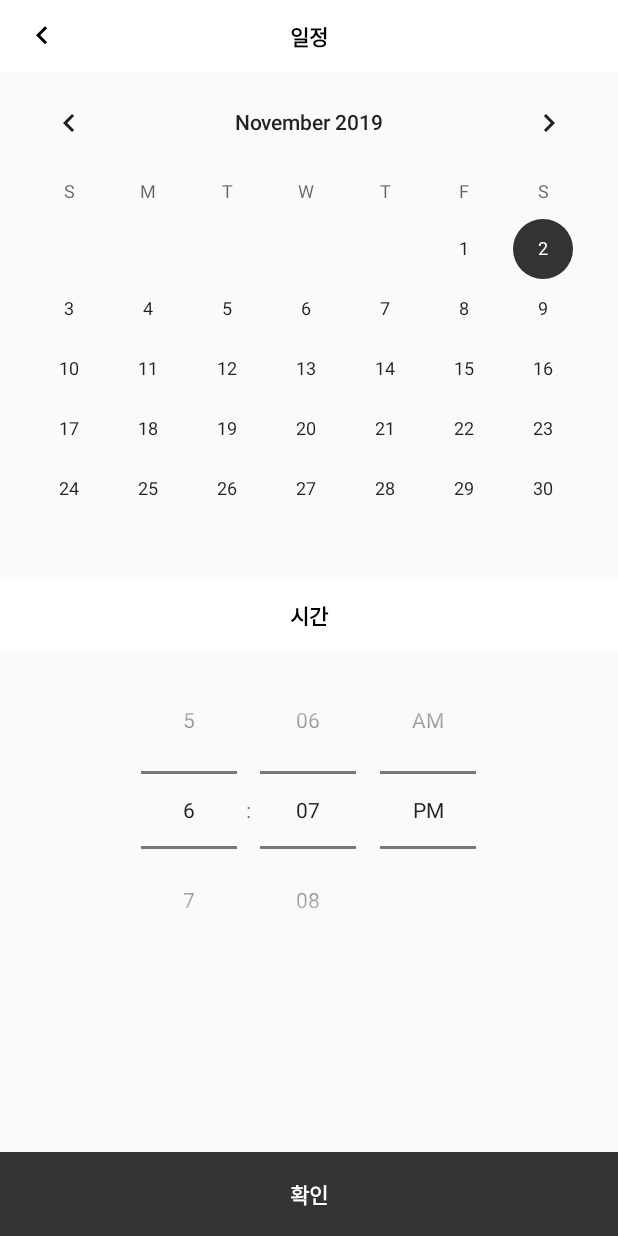
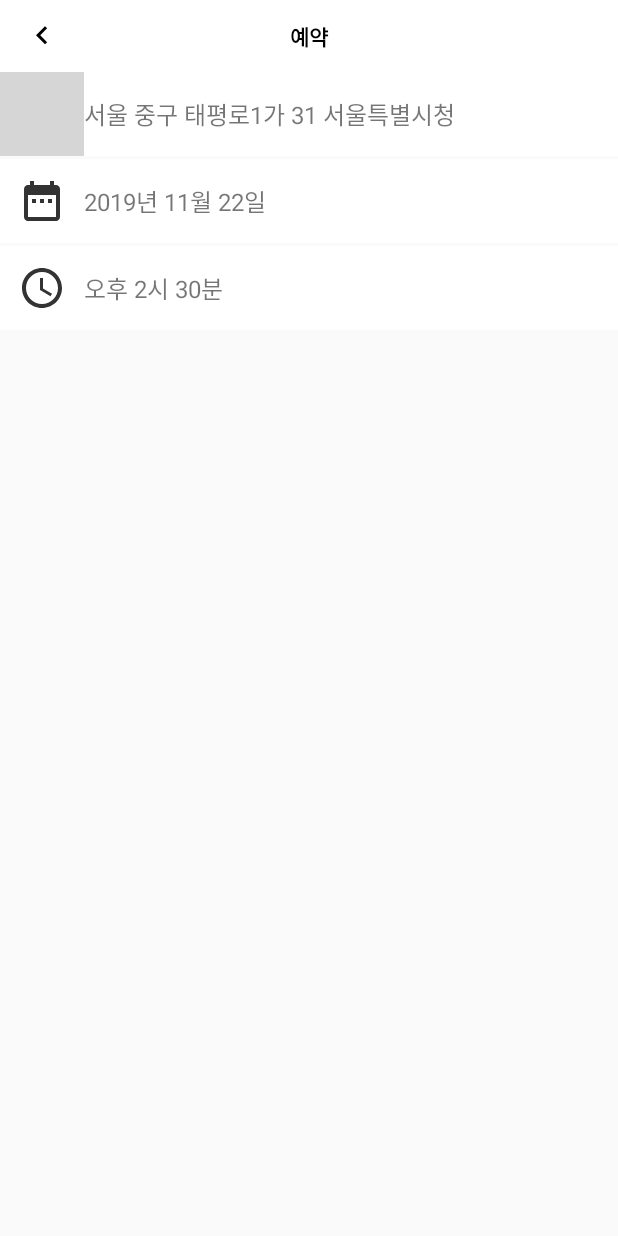
Before and after one commit to unknown92125/NCS, an Android app: the CalendarActivity screen opened directly, with no data from a screen before it, after a tap on "확인", on a phone screen of 412 x 824 dp. Run offline under Robolectric (Android 15) with nearby library versions, the phone set to English and light mode, and no system bars; plain views replace MaterialCalendarView; grey boxes are pictures that could not be loaded.

Commit message:
added check page

```diff
--- a/app/src/main/AndroidManifest.xml
+++ b/app/src/main/AndroidManifest.xml
@@ -18,7 +18,8 @@
         android:supportsRtl="true"
         android:theme="@style/NoActionBarTheme"
         android:usesCleartextTraffic="true">
-        <activity android:name=".CalendarActivity"></activity>
+        <activity android:name=".CheckActivity"></activity>
+        <activity android:name=".CalendarActivity" />
 
         <meta-data
             android:name="com.kakao.sdk.AppKey"
--- a/app/src/main/java/com/mrex/ncs/CalendarActivity.java
+++ b/app/src/main/java/com/mrex/ncs/CalendarActivity.java
@@ -1,30 +1,18 @@
 package com.mrex.ncs;
+
+import android.content.Intent;
+import android.os.Bundle;
+import android.view.View;
 
 import androidx.appcompat.app.AppCompatActivity;
 
-import android.os.Bundle;
-import android.view.View;
-import android.widget.CalendarView;
-
-import com.prolificinteractive.materialcalendarview.CalendarDay;
-import com.prolificinteractive.materialcalendarview.DayViewDecorator;
-import com.prolificinteractive.materialcalendarview.DayViewFacade;
-import com.prolificinteractive.materialcalendarview.spans.DotSpan;
-
-import java.util.Collection;
-import java.util.HashSet;
-
 public class CalendarActivity extends AppCompatActivity {
-
 
 
     @Override
     protected void onCreate(Bundle savedInstanceState) {
         super.onCreate(savedInstanceState);
         setContentView(R.layout.activity_calendar);
-
-
-
 
 
     }
@@ -55,5 +43,6 @@ public class CalendarActivity extends AppCompatActivity {
     }
 
     public void next(View view) {
+        startActivity(new Intent(this, CheckActivity.class));
     }
 }
--- /dev/null
+++ b/app/src/main/java/com/mrex/ncs/CheckActivity.java
@@ -0,0 +1,18 @@
+package com.mrex.ncs;
+
+import androidx.appcompat.app.AppCompatActivity;
+
+import android.os.Bundle;
+import android.view.View;
+
+public class CheckActivity extends AppCompatActivity {
+
+    @Override
+    protected void onCreate(Bundle savedInstanceState) {
+        super.onCreate(savedInstanceState);
+        setContentView(R.layout.activity_check);
+    }
+
+    public void back(View view) {finish();
+    }
+}
--- /dev/null
+++ b/app/src/main/res/drawable/ic_date.xml
@@ -0,0 +1,5 @@
+<vector android:height="24dp" android:tint="#333333"
+    android:viewportHeight="24.0" android:viewportWidth="24.0"
+    android:width="24dp" xmlns:android="http://schemas.android.com/apk/res/android">
+    <path android:fillColor="#FF000000" android:pathData="M9,11L7,11v2h2v-2zM13,11h-2v2h2v-2zM17,11h-2v2h2v-2zM19,4h-1L18,2h-2v2L8,4L8,2L6,2v2L5,4c-1.11,0 -1.99,0.9 -1.99,2L3,20c0,1.1 0.89,2 2,2h14c1.1,0 2,-0.9 2,-2L21,6c0,-1.1 -0.9,-2 -2,-2zM19,20L5,20L5,9h14v11z"/>
+</vector>
--- /dev/null
+++ b/app/src/main/res/drawable/ic_time.xml
@@ -0,0 +1,5 @@
+<vector android:height="24dp" android:tint="#333333"
+    android:viewportHeight="24.0" android:viewportWidth="24.0"
+    android:width="24dp" xmlns:android="http://schemas.android.com/apk/res/android">
+    <path android:fillColor="#FF000000" android:pathData="M11.99,2C6.47,2 2,6.48 2,12s4.47,10 9.99,10C17.52,22 22,17.52 22,12S17.52,2 11.99,2zM12,20c-4.42,0 -8,-3.58 -8,-8s3.58,-8 8,-8 8,3.58 8,8 -3.58,8 -8,8zM12.5,7H11v6l5.25,3.15 0.75,-1.23 -4.5,-2.67z"/>
+</vector>
--- /dev/null
+++ b/app/src/main/res/layout/activity_check.xml
@@ -0,0 +1,100 @@
+<?xml version="1.0" encoding="utf-8"?>
+<RelativeLayout xmlns:android="http://schemas.android.com/apk/res/android"
+    xmlns:tools="http://schemas.android.com/tools"
+    android:layout_width="match_parent"
+    android:layout_height="match_parent"
+    tools:context=".CheckActivity">
+
+    <TextView
+        android:id="@+id/tv_title"
+        android:layout_width="match_parent"
+        android:layout_height="48dp"
+        android:background="@color/white"
+        android:gravity="center"
+        android:text="@string/check_title"
+        android:textColor="@color/black"
+        android:textStyle="bold" />
+
+    <ImageView
+        android:layout_width="wrap_content"
+        android:layout_height="wrap_content"
+        android:layout_alignTop="@id/tv_title"
+        android:layout_alignBottom="@id/tv_title"
+        android:clickable="true"
+        android:onClick="back"
+        android:paddingHorizontal="16dp"
+        android:src="@drawable/arrow_left" />
+
+    <LinearLayout
+        android:id="@+id/ll_location"
+        android:layout_width="match_parent"
+        android:layout_height="56dp"
+        android:layout_below="@id/tv_title"
+        android:layout_marginBottom="2dp"
+        android:background="@color/white"
+        android:orientation="horizontal">
+
+        <ImageView
+            android:layout_width="56dp"
+            android:layout_height="56dp"
+            android:padding="12dp"
+            android:src="@drawable/ic_location" />
+
+        <TextView
+            android:layout_width="match_parent"
+            android:layout_height="match_parent"
+            android:gravity="center_vertical"
+            android:text="@string/default_address"
+            android:textSize="16dp" />
+
+    </LinearLayout>
+
+    <LinearLayout
+        android:id="@+id/ll_date"
+        android:layout_width="match_parent"
+        android:layout_height="56dp"
+        android:layout_below="@id/ll_location"
+        android:layout_marginBottom="2dp"
+        android:background="@color/white"
+        android:orientation="horizontal">
+
+        <ImageView
+            android:layout_width="56dp"
+            android:layout_height="56dp"
+            android:padding="12dp"
+            android:src="@drawable/ic_date" />
+
+        <TextView
+            android:layout_width="match_parent"
+            android:layout_height="match_parent"
+            android:gravity="center_vertical"
+            android:text="@string/default_date"
+            android:textSize="16dp" />
+
+    </LinearLayout>
+
+    <LinearLayout
+        android:id="@+id/ll_time"
+        android:layout_width="match_parent"
+        android:layout_height="56dp"
+        android:layout_below="@id/ll_date"
+        android:layout_marginBottom="2dp"
+        android:background="@color/white"
+        android:orientation="horizontal">
+
+        <ImageView
+            android:layout_width="56dp"
+            android:layout_height="56dp"
+            android:padding="12dp"
+            android:src="@drawable/ic_time" />
+
+        <TextView
+            android:layout_width="match_parent"
+            android:layout_height="match_parent"
+            android:gravity="center_vertical"
+            android:text="@string/default_time"
+            android:textSize="16dp" />
+
+    </LinearLayout>
+
+</RelativeLayout>
--- a/app/src/main/res/layout/home_recycler_view.xml
+++ b/app/src/main/res/layout/home_recycler_view.xml
@@ -3,7 +3,7 @@
     xmlns:app="http://schemas.android.com/apk/res-auto"
     android:layout_width="match_parent"
     android:layout_height="wrap_content"
-    android:layout_marginTop="1dp"
+    android:layout_marginTop="2dp"
     android:background="@color/white"
     android:foreground="?android:attr/selectableItemBackground"
     android:padding="16dp">
--- a/app/src/main/res/values/strings.xml
+++ b/app/src/main/res/values/strings.xml
@@ -5,9 +5,14 @@
     <string name="kakao_rest_key">0f1893776abf2a59938fbb2df9c478c2</string>
 
     //////////////////////////////////////////
+    <string name="default_address">서울 중구 태평로1가 31 서울특별시청</string>
+    <string name="default_date">2019년 11월 22일</string>
+    <string name="default_time">오후 2시 30분</string>
+
     <string name="map_title">주소</string>
     <string name="address_title">주소</string>
     <string name="calendar_title">일정</string>
+    <string name="check_title">예약</string>
     <string name="space_title">평수</string>
 
     <string name="enter">확인</string>
```
Also changed, not shown: app/src/main/res/layout/activity_address.xml (+49 -8 lines), app/src/main/res/layout/activity_reservation.xml (+116 -116 lines), app/src/main/res/drawable/ic_calendar.png (deleted).
